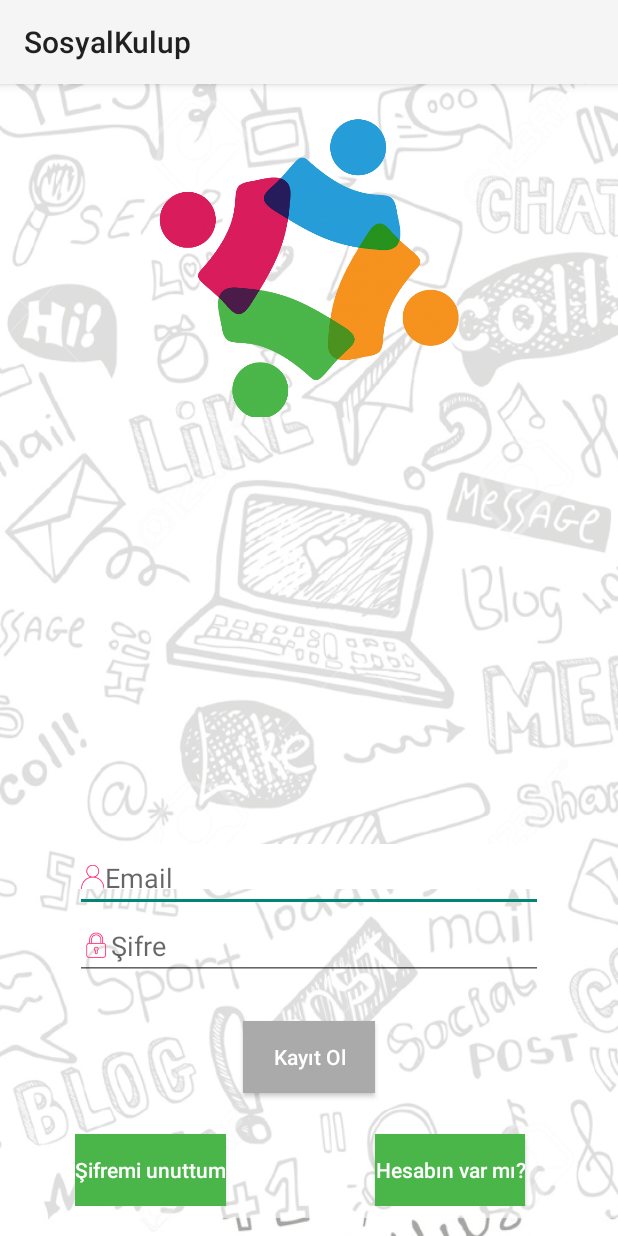
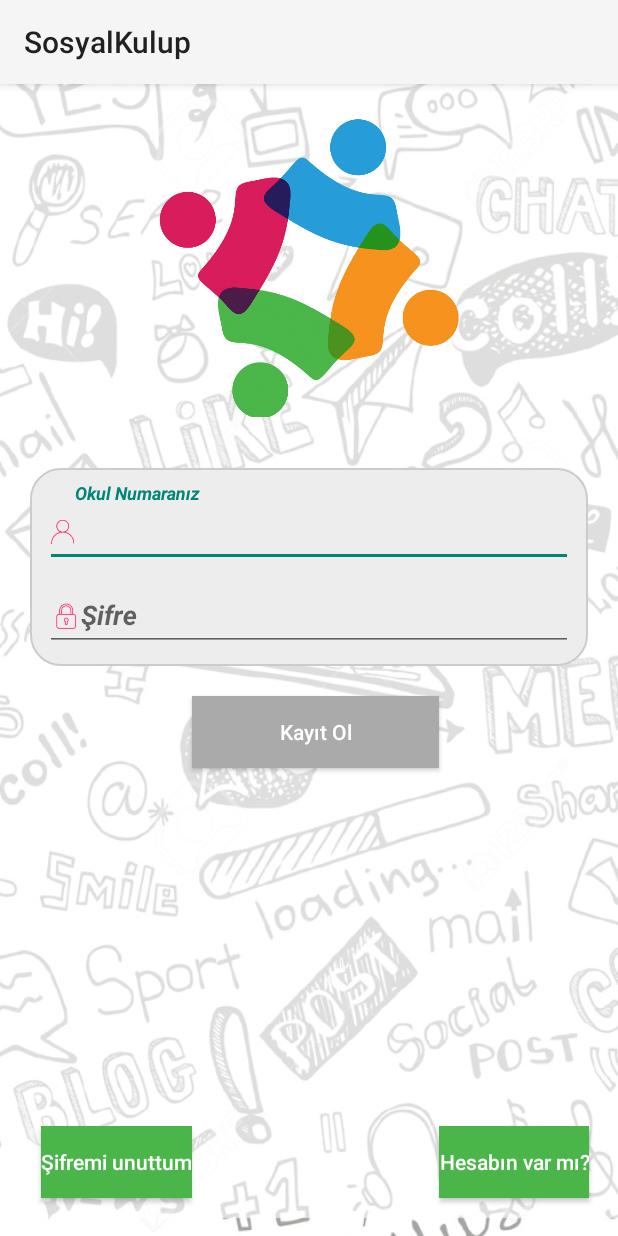
Before and after one commit to ugurckmkc/SosyalKulup, an Android app: the SignUp screen opened directly, with no data from a screen before it, on a phone screen of 412 x 824 dp. Run offline under Robolectric (Android 15) with nearby library versions, the phone set to English and light mode, and no system bars; our stand-ins replace Firebase (no records; nobody signed in at launch, a user with empty details on screens opened directly).

Commit message:
Tasarım Düzenlenmeye Başladı

```diff
--- /dev/null
+++ b/app/src/main/res/drawable/customlayout.xml
@@ -0,0 +1,8 @@
+<?xml version="1.0" encoding="utf-8"?>
+<shape xmlns:android="http://schemas.android.com/apk/res/android">
+
+    <corners android:radius="20dp"/>
+    <padding android:left="10dp" android:right="10dp" android:bottom="10dp" android:top="10dp"/>
+    <stroke android:width="1dp" android:color="#CCCCCC"/>
+    <solid android:color="#EDEDED"/>
+</shape>
--- a/app/src/main/res/layout/activity_reset_password.xml
+++ b/app/src/main/res/layout/activity_reset_password.xml
@@ -44,13 +44,13 @@
             android:textSize="14sp" />
 
         <EditText
-            android:id="@+id/email"
+            android:id="@+id/schoolno"
             android:layout_width="match_parent"
             android:layout_height="wrap_content"
             android:layout_marginBottom="10dp"
             android:layout_marginTop="20dp"
-            android:hint="@string/hint_email"
-            android:inputType="textEmailAddress"
+            android:hint="Okul Numaranız"
+            android:inputType="number"
             android:textColor="@android:color/black"
             android:textColorHint="@android:color/black" />
 
--- a/app/src/main/res/layout/activity_sign_up.xml
+++ b/app/src/main/res/layout/activity_sign_up.xml
@@ -18,75 +18,77 @@
 
 
     <RelativeLayout
+        android:id="@+id/relativeLayout"
         android:layout_width="fill_parent"
         android:layout_height="wrap_content"
-            android:layout_marginLeft="30dp"
-            android:layout_marginRight="30dp"
-            android:background="#00555555"
+        android:layout_below="@+id/frameLayout"
+        android:layout_centerHorizontal="true"
+        android:layout_marginTop="14dp"
         android:elevation="4dp"
         android:orientation="vertical"
-            android:padding="20dp"
-            android:id="@+id/relativeLayout"
-        android:layout_alignParentBottom="true"
-        android:layout_centerHorizontal="true">
+        android:padding="20dp">
 
         <LinearLayout
             android:layout_width="fill_parent"
             android:layout_height="wrap_content"
-                android:background="@android:color/background_light"
-                android:orientation="vertical"
-                android:paddingTop="30dp"/>
+            android:background="@drawable/customlayout"
+            android:gravity="center_vertical"
+            android:orientation="vertical">
 
             <android.support.design.widget.TextInputLayout
                 android:layout_width="match_parent"
-                android:layout_height="wrap_content"/>
-
+                android:layout_height="match_parent"
+                android:layout_weight="1">
 
                 <EditText
-                android:id="@+id/email"
-                android:layout_width="match_parent"
+                    android:id="@+id/schoolno"
+                    android:layout_width="fill_parent"
                     android:layout_height="wrap_content"
-                android:ems="10"
-                android:hint="Email"
-                android:inputType="textEmailAddress"
-                android:layout_below="@+id/id_username"
+                    android:layout_alignParentStart="true"
+                    android:layout_weight="1"
                     android:drawableLeft="@drawable/user"
                     android:drawableTint="#FF4081"
-                android:layout_alignParentStart="true"
-                />
+                    android:ems="10"
+                    android:hint="Okul Numaranız"
+                    android:inputType="number"
+                    android:textStyle="bold|italic" />
+
+            </android.support.design.widget.TextInputLayout>
+
+            <android.support.design.widget.TextInputLayout
+                android:layout_width="match_parent"
+                android:layout_height="match_parent"
+                android:layout_weight="1">
 
                 <EditText
                     android:id="@+id/password"
                     android:layout_width="fill_parent"
                     android:layout_height="wrap_content"
+                    android:layout_below="@+id/schoolno"
+                    android:layout_weight="1"
+                    android:drawableLeft="@drawable/lock"
+                    android:drawableTint="#FF4081"
+                    android:ems="10"
                     android:hint="Şifre"
                     android:inputType="textPassword"
-                android:drawableLeft="@drawable/lock"
-                android:drawableTint="#FF4081"
                     android:selectAllOnFocus="true"
                     android:singleLine="true"
-                android:layout_below="@+id/email"
-                />
+                    android:textStyle="bold|italic" />
+            </android.support.design.widget.TextInputLayout>
 
-        <Button
-            android:id="@+id/btn_signup"
-            android:layout_width="wrap_content"
-            android:layout_height="wrap_content"
-            android:layout_below="@+id/password"
-            android:layout_centerHorizontal="true"
-            android:background="@android:color/darker_gray"
-            android:textAllCaps="false"
-            android:textColor="#fff"
-            android:layout_marginTop="27dp"
-            android:text="Kayıt Ol" />
+        </LinearLayout>
+
+
+    </RelativeLayout>
 
     <Button
         android:id="@+id/btn_login"
         android:layout_width="wrap_content"
         android:layout_height="wrap_content"
-            android:layout_below="@+id/btn_signup"
-            android:layout_marginTop="27dp"
-            android:layout_toRightOf="@+id/btn_signup"
+        android:layout_alignBaseline="@+id/btn_reset_password"
+        android:layout_alignBottom="@+id/btn_reset_password"
+        android:layout_alignParentEnd="true"
+        android:layout_marginEnd="19dp"
         android:background="#4ab64a"
         android:text="Hesabın var mı?"
         android:textAllCaps="false"
@@ -96,12 +98,25 @@
         android:id="@+id/btn_reset_password"
         android:layout_width="wrap_content"
         android:layout_height="wrap_content"
+        android:layout_alignParentBottom="true"
         android:layout_alignParentStart="true"
-            android:layout_alignTop="@+id/btn_login"
+        android:layout_marginBottom="25dp"
+        android:layout_marginStart="27dp"
         android:background="#4ab64a"
         android:text="Şifremi unuttum"
         android:textAllCaps="false"
         android:textColor="#fff" />
 
+    <Button
+        android:id="@+id/btn_signup"
+        android:layout_width="fill_parent"
+        android:layout_height="wrap_content"
+        android:layout_below="@+id/relativeLayout"
+        android:layout_toEndOf="@+id/btn_reset_password"
+        android:layout_toStartOf="@+id/btn_login"
+        android:background="@android:color/darker_gray"
+        android:text="Kayıt Ol"
+        android:textAllCaps="false"
+        android:textColor="#fff" />
+
 </RelativeLayout>
-</RelativeLayout>
--- a/app/src/main/res/values/styles.xml
+++ b/app/src/main/res/values/styles.xml
@@ -7,6 +7,8 @@
         <item name="colorPrimaryDark">@color/primary_dark</item>
         <item name="colorAccent">@color/accent</item>
     </style>
+
+    <style name= "AppTheme_Dark_Dialog" parent="AppTheme_Dark_Dialog"/>
 
     <style name="Widget.CardContent" parent="android:Widget">
         <item name="android:paddingLeft">16dp</item>
```
Also changed, not shown: app/src/main/java/com/meuf/sosyalkulup/authentication/Login.java (+8 -8 lines), app/src/main/java/com/meuf/sosyalkulup/authentication/ResetPasswordActivity.java (+5 -5 lines), app/src/main/java/com/meuf/sosyalkulup/authentication/SignUp.java (+26 -12 lines), app/src/main/res/layout/activity_login.xml (+17 -16 lines). Lines whose indentation alone changed are shown as unchanged.
